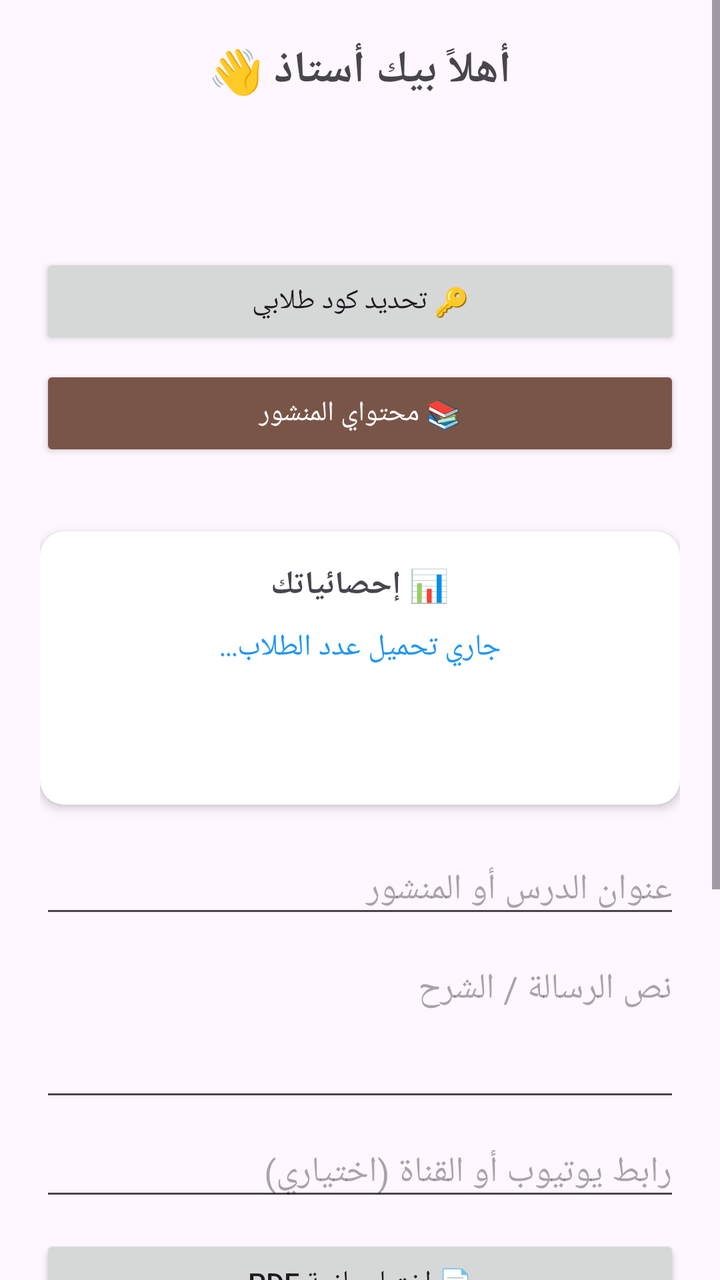
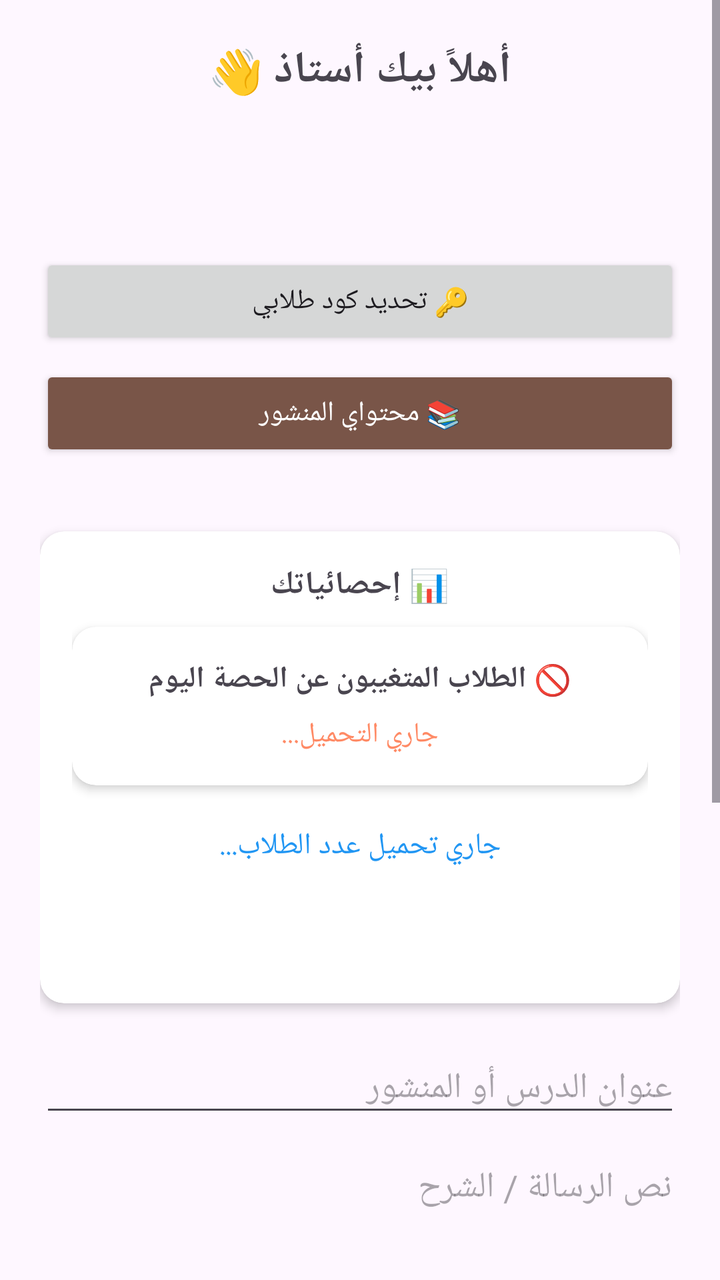

The first picture is an Android layout as it rendered before a commit; the second is the same layout after the commit. The layout source and the unified diff follow.
<!-- AndroidManifest.xml: application theme Theme.1Bac -->
<!-- res/layout/activity_teacher_dashboard.xml -->
<?xml version="1.0" encoding="utf-8"?>
<ScrollView xmlns:android="http://schemas.android.com/apk/res/android"
    android:layout_width="match_parent"
    android:layout_height="match_parent">

    <LinearLayout
        android:layout_width="match_parent"
        android:layout_height="wrap_content"
        android:orientation="vertical"
        android:padding="20dp">

        <TextView
            android:id="@+id/teacherWelcomeText"
            android:layout_width="match_parent"
            android:layout_height="wrap_content"
            android:text="أهلاً بيك أستاذ 👋"
            android:textSize="22sp"
            android:textStyle="bold"
            android:gravity="center"
            android:layout_marginBottom="8dp" />

        <TextView
            android:id="@+id/teacherSubjectText"
            android:layout_width="match_parent"
            android:layout_height="wrap_content"
            android:textSize="16sp"
            android:gravity="center"
            android:textColor="#666666"
            android:layout_marginBottom="8dp" />

        <TextView
            android:id="@+id/teacherExpiryText"
            android:layout_width="match_parent"
            android:layout_height="wrap_content"
            android:textSize="14sp"
            android:gravity="center"
            android:textColor="#F5A623"
            android:layout_marginBottom="20dp" />

        
        <Button
            android:id="@+id/setJoinCodeButton"
            android:layout_width="match_parent"
            android:layout_height="wrap_content"
            android:text="🔑 تحديد كود طلابي" />
        <Button
            android:id="@+id/btnMyContent"
            android:layout_width="match_parent"
            android:layout_height="wrap_content"
            android:text="📚 محتواي المنشور"
            android:backgroundTint="#795548"
            android:textColor="#FFFFFF"
            android:layout_marginTop="8dp" />

        <TextView
            android:id="@+id/currentJoinCodeText"
            android:layout_width="match_parent"
            android:layout_height="wrap_content"
            android:layout_marginTop="8dp"
            android:gravity="center"
            android:textSize="14sp"
            android:textColor="#666666" />

        
        <androidx.cardview.widget.CardView
            android:layout_width="match_parent"
            android:layout_height="wrap_content"
            android:layout_marginTop="8dp"
            android:layout_marginBottom="20dp"
            app:cardCornerRadius="12dp"
            app:cardElevation="3dp"
            xmlns:app="http://schemas.android.com/apk/res-auto">

            <LinearLayout
                android:layout_width="match_parent"
                android:layout_height="wrap_content"
                android:orientation="vertical"
                android:padding="16dp">

                <TextView
                    android:layout_width="match_parent"
                    android:layout_height="wrap_content"
                    android:text="📊 إحصائياتك"
                    android:textSize="16sp"
                    android:textStyle="bold"
                    android:gravity="center"
                    android:layout_marginBottom="10dp"/>

                <TextView
                    android:id="@+id/studentCountText"
                    android:layout_width="match_parent"
                    android:layout_height="wrap_content"
                    android:gravity="center"
                    android:textSize="15sp"
                    android:textColor="#2196F3"
                    android:text="جاري تحميل عدد الطلاب..." />

                <TextView
                    android:id="@+id/statsAttendanceText"
                    android:layout_width="match_parent"
                    android:layout_height="wrap_content"
                    android:gravity="center"
                    android:textSize="15sp"
                    android:textColor="#4CAF50"
                    android:layout_marginTop="6dp" />

                <TextView
                    android:id="@+id/statsRatingText"
                    android:layout_width="match_parent"
                    android:layout_height="wrap_content"
                    android:gravity="center"
                    android:textSize="15sp"
                    android:textColor="#F5A623"
                    android:layout_marginTop="6dp" />

            </LinearLayout>
        </androidx.cardview.widget.CardView>

    

        
        <EditText
            android:id="@+id/etTitle"
            android:layout_width="match_parent"
            android:layout_height="wrap_content"
            android:hint="عنوان الدرس أو المنشور"
            android:inputType="text" />

        <EditText
            android:id="@+id/etDescription"
            android:layout_width="match_parent"
            android:layout_height="wrap_content"
            android:hint="نص الرسالة / الشرح"
            android:minLines="3"
            android:gravity="top"
            android:inputType="textMultiLine"
            android:layout_marginTop="8dp"/>

        <EditText
            android:id="@+id/etYoutubeUrl"
            android:layout_width="match_parent"
            android:layout_height="wrap_content"
            android:hint="رابط يوتيوب أو القناة (اختياري)"
            android:inputType="textUri"
            android:layout_marginTop="8dp"/>

        <Button
            android:id="@+id/btnSelectPdf"
            android:layout_width="match_parent"
            android:layout_height="wrap_content"
            android:text="📄 اختيار ملزمة PDF"
            android:layout_marginTop="12dp"/>

        <Button
            android:id="@+id/btnSelectVideo"
            android:layout_width="match_parent"
            android:layout_height="wrap_content"
            android:text="🎥 اختيار فيديو للرفع"
            android:layout_marginTop="8dp"/>
        <TextView
            android:id="@+id/uploadProgressText"
            android:layout_width="match_parent"
            android:layout_height="wrap_content"
            android:gravity="center"
            android:textColor="#4CAF50"
            android:textSize="14sp"
            android:layout_marginTop="6dp"
            android:visibility="gone" />

        <Button
            android:id="@+id/sendMessageButton"
            android:layout_width="match_parent"
            android:layout_height="wrap_content"
            android:text="🚀 نشر المحتوى لطلابي"
            android:backgroundTint="#4CAF50"
            android:textColor="#FFFFFF"
            android:layout_marginTop="16dp" />
        <Button
    android:id="@+id/btnAddExam"
    android:layout_width="match_parent"
    android:layout_height="wrap_content"
    android:text="📝 إضافة امتحان جديد"
    android:backgroundTint="#9C27B0"
    android:textColor="#FFFFFF"
    android:layout_marginTop="12dp" />
        <Button
            android:id="@+id/btnViewResults"
            android:layout_width="match_parent"
            android:layout_height="wrap_content"
            android:text="📊 نتائج امتحانات طلابي"
            android:backgroundTint="#607D8B"
            android:textColor="#FFFFFF"
            android:layout_marginTop="8dp" />

    </LinearLayout>
</ScrollView>
<!-- resources referenced by this layout -->
<resources>
  <style name="Theme.1Bac" parent="Base.Theme.1Bac" />
  <style name="Base.Theme.1Bac" parent="Theme.Material3.DayNight.NoActionBar">
          
          
      </style>
</resources>

<!-- the commit's change to res/layout/activity_teacher_dashboard.xml (unified diff, before → after) -->
@@ -85,6 +85,40 @@
                     android:textStyle="bold"
                     android:gravity="center"
                     android:layout_marginBottom="10dp"/>
+                <androidx.cardview.widget.CardView
+            android:layout_width="match_parent"
+            android:layout_height="wrap_content"
+            android:layout_marginBottom="20dp"
+            app:cardCornerRadius="12dp"
+            app:cardElevation="3dp"
+            xmlns:app="http://schemas.android.com/apk/res-auto">
+
+            <LinearLayout
+                android:layout_width="match_parent"
+                android:layout_height="wrap_content"
+                android:orientation="vertical"
+                android:padding="16dp">
+
+                <TextView
+                    android:layout_width="match_parent"
+                    android:layout_height="wrap_content"
+                    android:text="🚫 الطلاب المتغيبون عن الحصة اليوم"
+                    android:textSize="15sp"
+                    android:textStyle="bold"
+                    android:gravity="center"
+                    android:layout_marginBottom="8dp"/>
+
+                <TextView
+                    android:id="@+id/absentTodayList"
+                    android:layout_width="match_parent"
+                    android:layout_height="wrap_content"
+                    android:gravity="center"
+                    android:textSize="14sp"
+                    android:textColor="#FF8A65"
+                    android:text="جاري التحميل..." />
+
+            </LinearLayout>
+        </androidx.cardview.widget.CardView>
 
                 <TextView
                     android:id="@+id/studentCountText"
